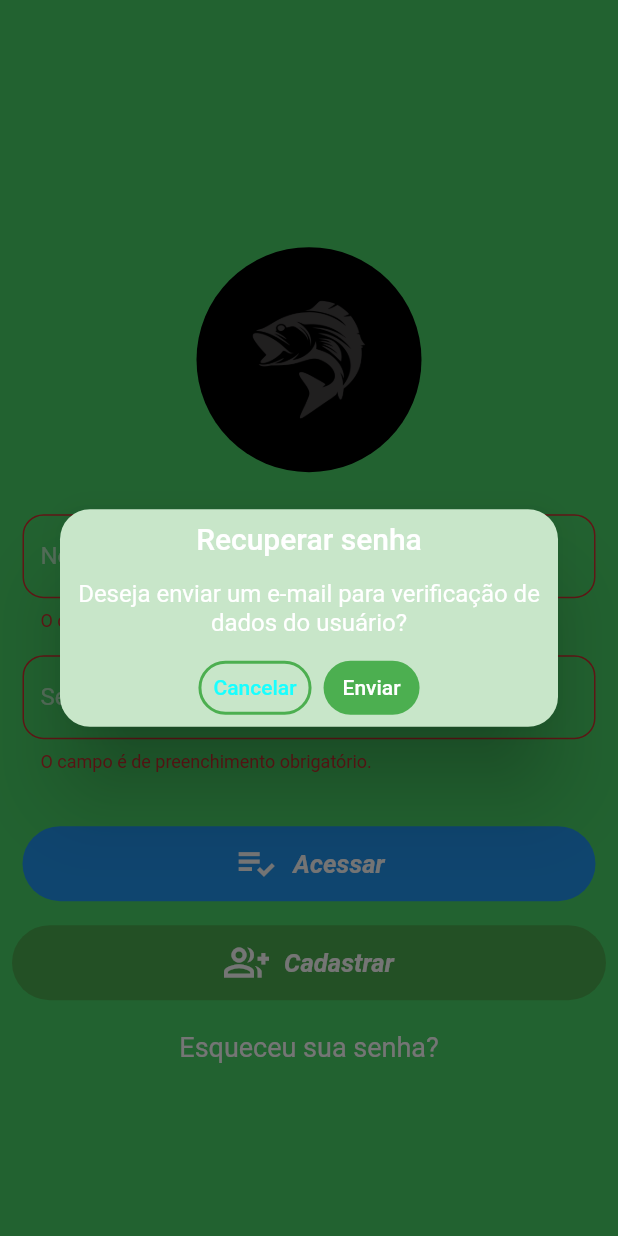
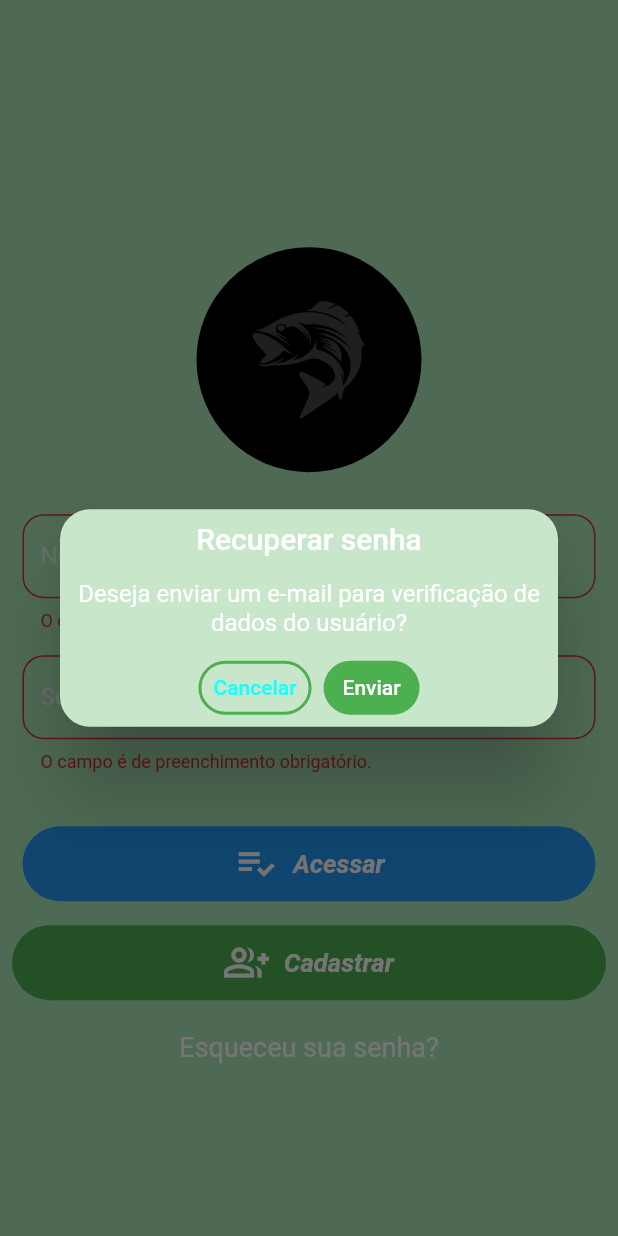
Before and after one commit to DjonatanWillenz/mobile, a Flutter app: the screen it shows after launch, after a tap on "Acessar", after a tap on "Esqueceu sua senha?", on a phone screen of 412 x 824 dp. Run offline on Flutter 3.47's test engine with Material 2 defaults, Android fonts, the phone set to English and light mode, and no system bars; our stand-ins replace fl_chart, flutter_svg, get, shared_preferences, splashscreen; accounts and stored records are empty; network calls fail; project files that could hold a hidden picture were left out.

Commit message:
Incluido melhorias

```diff
--- a/lib/app/global/singletons/setings.system.dart
+++ b/lib/app/global/singletons/setings.system.dart
@@ -1,15 +1,24 @@
 import 'package:app/app/data/model/user.model.dart';
+import 'package:app/app/data/model/user.setting.model.dart';
+import 'package:app/app/data/repository/user.setting.repository.dart';
 
 class SettingsSystem {
   static SettingsSystem _instance;
   User user;
+  UserSetting setting;
 
   SettingsSystem._() {
     user = new User();
+    setting = new UserSetting();
   }
 
   static get instance {
     _instance ??= SettingsSystem._();
     return _instance;
   }
+
+  findSetting() async {
+    UserSettingRepository repository = new UserSettingRepository();
+    repository.find();
+  }
 }
--- a/lib/app/modules/home/home.view.dart
+++ b/lib/app/modules/home/home.view.dart
@@ -28,7 +28,7 @@ class HomeView extends GetView<HomeController> {
                       corIcon: controller.notifications > 0
                           ? Colors.yellow
                           : Colors.white,
-                      sizeIcon: controller.notifications > 0 ? 22 : 20,
+                      sizeIcon: controller.notifications > 0 ? 26 : 24,
                       onPressed: () => Get.defaultDialog(
                         title: 'Alerta',
                         backgroundColor: UtilsColor.dialogs,
--- a/lib/app/modules/initial/initial.view.dart
+++ b/lib/app/modules/initial/initial.view.dart
@@ -2,6 +2,7 @@ import 'package:app/app/global/widgets/widget.text.dart';
 import 'package:app/app/global/widgets/widget.text.click.dart';
 import 'package:app/app/modules/initial/initial.controller.dart';
 import 'package:app/app/routes/app_routers.dart';
+import 'package:app/app/themes/app_theme.dart';
 import 'package:flutter/material.dart';
 import 'package:get/get.dart';
 import 'package:splashscreen/splashscreen.dart';
@@ -14,13 +15,14 @@ class InitialView extends GetView<InitialController> {
   @override
   Widget build(BuildContext context) {
     return Scaffold(
-      backgroundColor: Colors.black12,
+      backgroundColor: appThemeData().backgroundColor,
       body: Stack(
         children: <Widget>[
           SplashScreen(
             seconds: 10,
             navigateAfterSeconds: Routes.LOGIN,
-            loaderColor: Colors.transparent,
+            loaderColor: appThemeData().backgroundColor,
+            loadingText: Text("Carregando..."),
           ),
           LayoutBuilder(builder: (_, constraints) {
             return Column(
--- a/lib/app/modules/user/auth/auth.controller.dart
+++ b/lib/app/modules/user/auth/auth.controller.dart
@@ -13,14 +13,14 @@ class AuthController extends GetxController {
   TextEditingController username = TextEditingController();
   TextEditingController password = TextEditingController();
 
-  validar() async {
+  validate() async {
     if (formKey.currentState.validate()) {
       if ((username.text != '') && (password.text != '')) {
         await repositoty
             .auth(username.text, password.text, false)
             .then((value) {
           SettingsSystem.instance.user = value;
-          _salvarDadosLoginMemoria(value);
+          _salveDataAuthMemory(value);
           Get.offAndToNamed(Routes.HOME);
         }).catchError((err) {
           Get.snackbar('Erro:',
@@ -30,7 +30,7 @@ class AuthController extends GetxController {
     }
   }
 
-  _salvarDadosLoginMemoria(user) async {
+  _salveDataAuthMemory(user) async {
     SharedPreferences _prefs = await SharedPreferences.getInstance();
 
     _prefs.setString('username', user.username);
@@ -38,7 +38,7 @@ class AuthController extends GetxController {
     _prefs.setString('token', user.token);
   }
 
-  enviarEmail() {
+  sendmail() {
     Get.defaultDialog(
       title: 'Recuperar senha',
       middleText:
@@ -49,9 +49,9 @@ class AuthController extends GetxController {
       buttonColor: Colors.green,
       barrierDismissible: false,
       onCancel: () => Get.back(),
-      onConfirm: () => _enviarEmail(),
+      onConfirm: () => _sendmail(),
     );
   }
 
-  _enviarEmail() async {}
+  _sendmail() async {}
 }
--- a/lib/app/modules/user/auth/auth.view.dart
+++ b/lib/app/modules/user/auth/auth.view.dart
@@ -45,7 +45,7 @@ class AuthView extends GetView<AuthController> {
                   DwButton(
                     cor: Colors.blue,
                     label: UtilsTextLabels.ACESSAR,
-                    funOnTap: () => controller.validar(),
+                    funOnTap: () => controller.validate(),
                     icon: Icons.playlist_add_check_outlined,
                   ),
                   DwButtonRota(
@@ -57,7 +57,7 @@ class AuthView extends GetView<AuthController> {
                   SizedBox(height: 10),
                   DwTextClick(
                     lbl: UtilsTextLabels.ESQUECEU_SUA_SENHA,
-                    fun: controller.enviarEmail,
+                    fun: controller.sendmail,
                     fontSize: 18,
                     cor: Colors.white,
                   ),
--- a/lib/app/themes/app_theme.dart
+++ b/lib/app/themes/app_theme.dart
@@ -2,11 +2,11 @@ import 'package:flutter/material.dart';
 
 ThemeData appThemeData() {
   return ThemeData.dark().copyWith(
-    scaffoldBackgroundColor: Color.fromARGB(255, 74, 214, 105),
+    scaffoldBackgroundColor: Color.fromARGB(255, 169, 231, 182),
     //textTheme: GoogleFonts.poppinsTextTheme(Theme.of(context).textTheme)
     //    .apply(bodyColor: Colors.white),
     appBarTheme: AppBarTheme(
-      backgroundColor: Color.fromARGB(255, 54, 231, 54),
+      backgroundColor: Color.fromARGB(255, 186, 236, 186),
     ),
     buttonTheme: ButtonThemeData(
       buttonColor: Color.fromARGB(255, 120, 137, 235),
@@ -26,7 +26,7 @@ ThemeData appThemeData() {
     ),
     visualDensity: VisualDensity.adaptivePlatformDensity,
     canvasColor: Color.fromARGB(255, 126, 143, 243),
-    backgroundColor: Color.fromARGB(255, 78, 250, 35),
+    backgroundColor: Color.fromARGB(255, 167, 236, 150),
     colorScheme:
         ColorScheme.fromSwatch().copyWith(secondary: Colors.cyanAccent),
   );
```
Also changed, not shown: lib/app/data/enum/setting.enum.dart (added, +19 -0 lines), lib/app/data/model/user.setting.model.dart (added, +30 -0 lines), lib/app/data/provider/user.setting.provider.dart (added, +24 -0 lines), lib/app/data/repository/user.setting.repository.dart (added, +24 -0 lines), lib/app/global/widgets/widget.option.dart (added, +48 -0 lines), lib/app/modules/user/setings/setings.user.controller.dart (+7 -20 lines), lib/app/modules/user/setings/setings.user.view.dart (+8 -20 lines).
